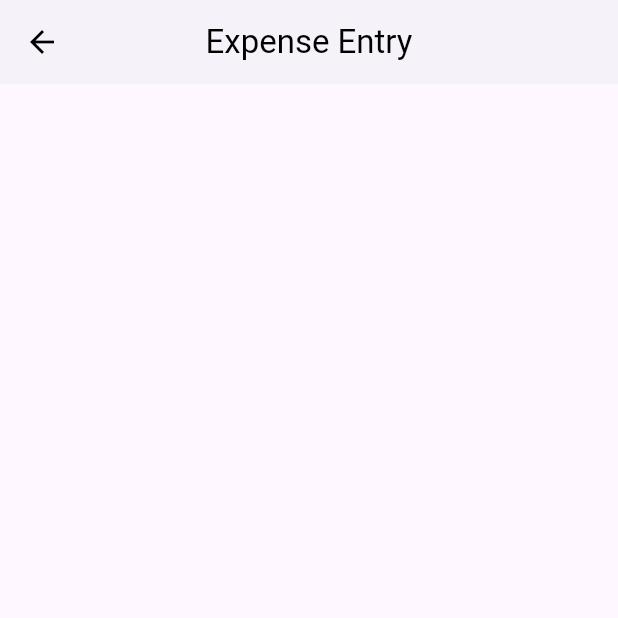
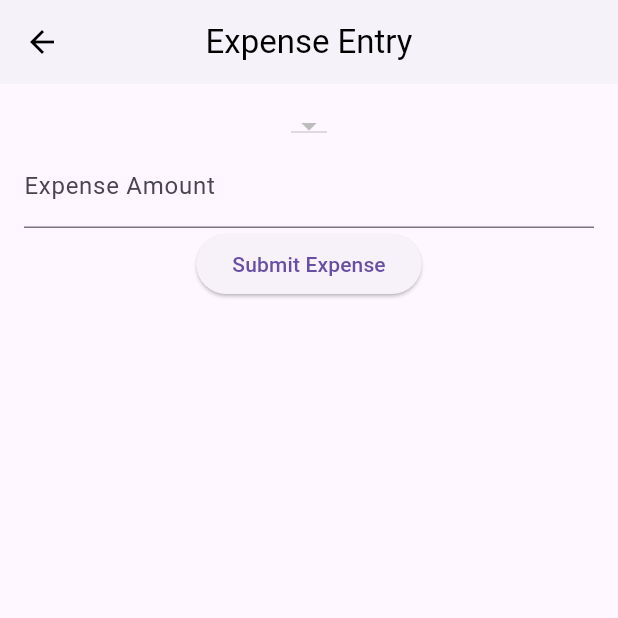
Before and after one commit to SlowpokeBloke/Flutter_ExpenseTracker, a Flutter app: the ExpenseEntry screen opened by its route, on a phone screen of 412 x 824 dp, the top half of it. Run offline on Flutter 3.47's test engine with Material 3 defaults, Android fonts, the phone set to English and light mode, and no system bars; our stand-ins replace sqflite; accounts and stored records are empty.

Commit message:
Update expense_entry.dart
Implement expense submission form with category dropdown, amount input, and submit button.

```diff
--- a/expense_tracker/lib/screens/expense_entry.dart
+++ b/expense_tracker/lib/screens/expense_entry.dart
@@ -1,6 +1,57 @@
 import 'package:flutter/material.dart';
+import 'package:expense_tracker/helpers/database_helper.dart';
 
-class ExpenseEntry extends StatelessWidget {
+class ExpenseEntry extends StatefulWidget {
+  @override
+  _ExpenseEntryState createState() => _ExpenseEntryState();
+}
+
+class _ExpenseEntryState extends State<ExpenseEntry> {
+  List<Map<String, dynamic>> _categories = [];
+  String? _selectedCategory;
+  final TextEditingController _amountController = TextEditingController();
+
+  @override
+  void initState() {
+    super.initState();
+    _loadCategories();
+  }
+
+  Future<void> _loadCategories() async {
+    _categories = await DatabaseHelper().getCategoryMapList();
+    if (_categories.isNotEmpty) {
+      _selectedCategory = _categories.first['id'].toString();
+    }
+    setState(() {});
+  }
+
+  void _submitExpense() async {
+    if (_selectedCategory == null || _amountController.text.isEmpty) {
+      // Show error or return
+      ScaffoldMessenger.of(context).showSnackBar(SnackBar(content: Text('Please select a category and enter an amount')));
+      return;
+    }
+    final int categoryId = int.parse(_selectedCategory!);
+    final int expenseAmount = int.tryParse(_amountController.text) ?? 0;
+
+    // Prepare the expense map
+    Map<String, dynamic> expense = {
+      'categoryId': categoryId,
+      'amount': -expenseAmount, // Negative amount for expense
+      'description': 'Expense entry', // Optional: Add a field to let users input a description
+      'date': DateTime.now().toIso8601String(), // Current date and time
+    };
+
+    // Insert the expense into the database
+    await DatabaseHelper().insertExpense(expense);
+
+    // Optionally reset the form or show a confirmation message
+    _amountController.clear();
+    ScaffoldMessenger.of(context).showSnackBar(SnackBar(content: Text('Expense added successfully')));
+    // No need to refresh categories here unless you want to reflect the updated budget or other changes
+  }
+
+
   @override
   Widget build(BuildContext context) {
     return Scaffold(
@@ -11,8 +62,36 @@ class ExpenseEntry extends StatelessWidget {
         centerTitle: true,
         elevation: 2,
       ),
-
-
+      body: Padding(
+        padding: const EdgeInsets.all(16.0),
+        child: Column(
+          children: [
+            DropdownButton<String>(
+              value: _selectedCategory,
+              onChanged: (value) {
+                setState(() {
+                  _selectedCategory = value;
+                });
+              },
+              items: _categories.map((category) {
+                return DropdownMenuItem<String>(
+                  value: category['id'].toString(),
+                  child: Text(category['name']),
+                );
+              }).toList(),
+            ),
+            TextField(
+              controller: _amountController,
+              decoration: InputDecoration(labelText: 'Expense Amount'),
+              keyboardType: TextInputType.number,
+            ),
+            ElevatedButton(
+              onPressed: _submitExpense,
+              child: Text('Submit Expense'),
+            ),
+          ],
+        ),
+      ),
     );
   }
 }
```
